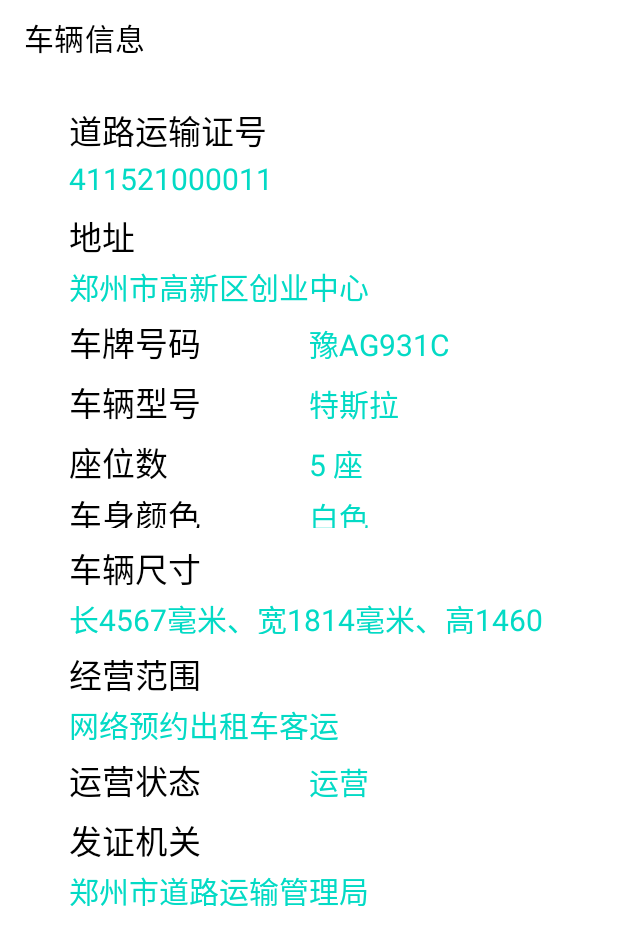
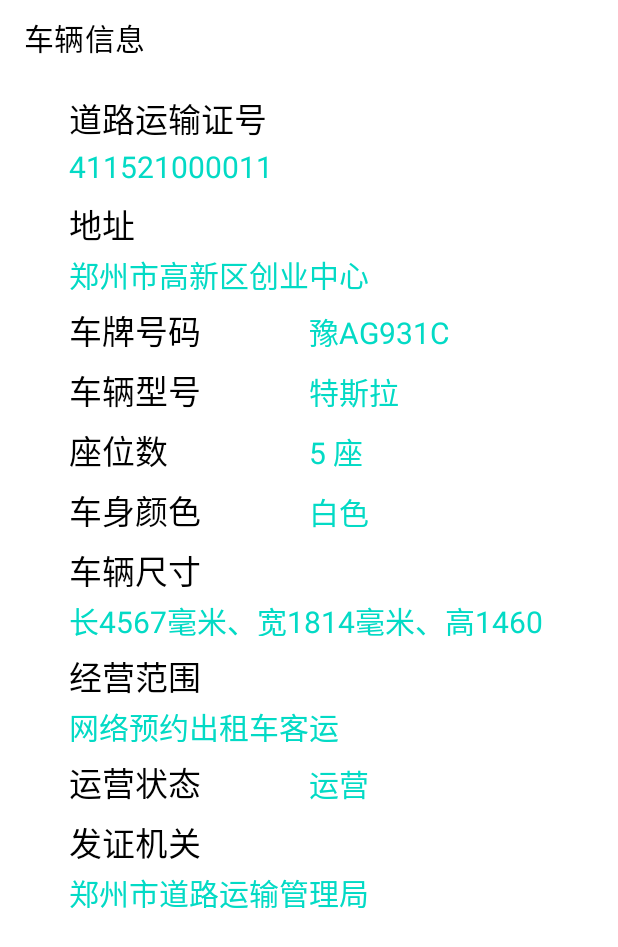
Before and after one commit to cui7dr/RideHailing, an Android app: the layout activity_car_info.xml on its own in the app's theme, with its tools: preview values and no code run, on a phone screen of 412 x 824 dp. Shown: the top 947 px of the screen. Run offline under Robolectric (Android 15) with nearby library versions, the phone set to English and light mode, and no system bars.

Commit message:
车辆详细信息界面

```diff
--- a/RideHailing/app/src/main/res/layout/activity_car_info.xml
+++ b/RideHailing/app/src/main/res/layout/activity_car_info.xml
@@ -15,16 +15,9 @@
 
     <LinearLayout
         android:layout_width="320dp"
-        android:layout_height="wrap_content"
+        android:layout_height="30dp"
         android:layout_gravity="center"
-        android:layout_marginTop="20dp"
-        android:gravity="center"
-        android:orientation="vertical">
-
-        <LinearLayout
-            android:layout_width="match_parent"
-            android:layout_height="30dp"
-            android:orientation="horizontal">
+        android:layout_marginTop="12dp">
 
         <TextView
             android:layout_width="wrap_content"
@@ -36,10 +29,10 @@
     </LinearLayout>
 
     <LinearLayout
-            android:layout_width="match_parent"
+        android:layout_width="320dp"
         android:layout_height="25dp"
-            android:layout_marginTop="5dp"
-            android:orientation="horizontal">
+        android:layout_gravity="center"
+        android:layout_marginTop="5dp">
 
         <TextView
             android:id="@+id/tv_carInfo_transport"
@@ -52,10 +45,10 @@
     </LinearLayout>
 
     <LinearLayout
-            android:layout_width="match_parent"
+        android:layout_width="320dp"
         android:layout_height="30dp"
-            android:layout_marginTop="10dp"
-            android:orientation="horizontal">
+        android:layout_gravity="center"
+        android:layout_marginTop="10dp">
 
         <TextView
             android:layout_width="wrap_content"
@@ -67,10 +60,10 @@
     </LinearLayout>
 
     <LinearLayout
-            android:layout_width="match_parent"
+        android:layout_width="320dp"
         android:layout_height="25dp"
-            android:layout_marginTop="5dp"
-            android:orientation="horizontal">
+        android:layout_gravity="center"
+        android:layout_marginTop="5dp">
 
         <TextView
             android:id="@+id/tv_carInfo_address"
@@ -83,8 +76,9 @@
     </LinearLayout>
 
     <LinearLayout
-            android:layout_width="match_parent"
+        android:layout_width="320dp"
         android:layout_height="30dp"
+        android:layout_gravity="center"
         android:layout_marginTop="10dp"
         android:orientation="horizontal">
 
@@ -106,8 +100,9 @@
     </LinearLayout>
 
     <LinearLayout
-            android:layout_width="match_parent"
+        android:layout_width="320dp"
         android:layout_height="30dp"
+        android:layout_gravity="center"
         android:layout_marginTop="10dp"
         android:orientation="horizontal">
 
@@ -129,8 +124,9 @@
     </LinearLayout>
 
     <LinearLayout
-            android:layout_width="match_parent"
+        android:layout_width="320dp"
         android:layout_height="30dp"
+        android:layout_gravity="center"
         android:layout_marginTop="10dp"
         android:orientation="horizontal">
 
@@ -153,9 +149,10 @@
     </LinearLayout>
 
     <LinearLayout
-            android:layout_width="match_parent"
-            android:layout_height="25dp"
-            android:layout_marginTop="5dp"
+        android:layout_width="320dp"
+        android:layout_height="30dp"
+        android:layout_gravity="center"
+        android:layout_marginTop="10dp"
         android:orientation="horizontal">
 
         <TextView
@@ -177,10 +174,10 @@
     </LinearLayout>
 
     <LinearLayout
-            android:layout_width="match_parent"
+        android:layout_width="320dp"
         android:layout_height="30dp"
-            android:layout_marginTop="10dp"
-            android:orientation="horizontal">
+        android:layout_gravity="center"
+        android:layout_marginTop="10dp">
 
         <TextView
             android:layout_width="wrap_content"
@@ -192,10 +189,10 @@
     </LinearLayout>
 
     <LinearLayout
-            android:layout_width="match_parent"
+        android:layout_width="320dp"
         android:layout_height="25dp"
-            android:layout_marginTop="5dp"
-            android:orientation="horizontal">
+        android:layout_gravity="center"
+        android:layout_marginTop="5dp">
 
         <TextView
             android:id="@+id/tv_carInfo_Size"
@@ -208,10 +205,10 @@
     </LinearLayout>
 
     <LinearLayout
-            android:layout_width="match_parent"
+        android:layout_width="320dp"
         android:layout_height="30dp"
-            android:layout_marginTop="10dp"
-            android:orientation="horizontal">
+        android:layout_gravity="center"
+        android:layout_marginTop="10dp">
 
         <TextView
             android:layout_width="wrap_content"
@@ -223,10 +220,10 @@
     </LinearLayout>
 
     <LinearLayout
-            android:layout_width="match_parent"
+        android:layout_width="320dp"
         android:layout_height="25dp"
-            android:layout_marginTop="5dp"
-            android:orientation="horizontal">
+        android:layout_gravity="center"
+        android:layout_marginTop="5dp">
 
         <TextView
             android:id="@+id/tv_carInfo_businessScope"
@@ -239,8 +236,9 @@
     </LinearLayout>
 
     <LinearLayout
-            android:layout_width="match_parent"
+        android:layout_width="320dp"
         android:layout_height="30dp"
+        android:layout_gravity="center"
         android:layout_marginTop="10dp"
         android:orientation="horizontal">
 
@@ -252,7 +250,7 @@
             android:textSize="22dp" />
 
         <TextView
-                android:id="@+id/status"
+            android:id="@+id/tv_carInfo_operationStatus"
             android:layout_width="160dp"
             android:layout_height="wrap_content"
             android:text="运营"
@@ -262,10 +260,10 @@
     </LinearLayout>
 
     <LinearLayout
-            android:layout_width="match_parent"
+        android:layout_width="320dp"
         android:layout_height="30dp"
-            android:layout_marginTop="10dp"
-            android:orientation="horizontal">
+        android:layout_gravity="center"
+        android:layout_marginTop="10dp">
 
         <TextView
             android:layout_width="wrap_content"
@@ -277,13 +275,13 @@
     </LinearLayout>
 
     <LinearLayout
-            android:layout_width="match_parent"
+        android:layout_width="320dp"
         android:layout_height="25dp"
-            android:layout_marginTop="5dp"
-            android:orientation="horizontal">
+        android:layout_gravity="center"
+        android:layout_marginTop="5dp">
 
         <TextView
-                android:id="@+id/car_organ"
+            android:id="@+id/tv_carInfo_issuingAuthority"
             android:layout_width="wrap_content"
             android:layout_height="wrap_content"
             android:text="郑州市道路运输管理局"
@@ -293,5 +291,3 @@
     </LinearLayout>
 
 </LinearLayout>
-
-</LinearLayout>
```
Lines whose indentation alone changed are shown as unchanged.
